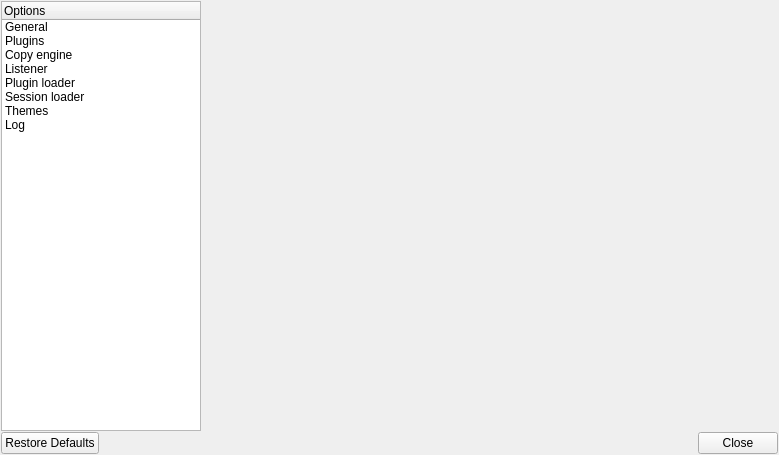
The window that OptionDialog.ui (alphaonex86/Ultracopier) describes before a commit, drawn with Qt 5.
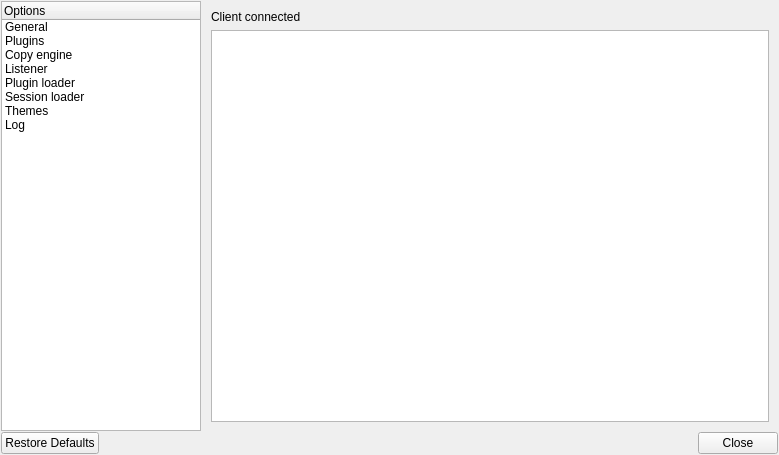
The same window after the commit. The open tabs and pages were chosen to show the change. Icons and pictures are not drawn.

Commit message: Add display to who is connected to the listener (the client)

Diff of the .ui file:
```diff
--- a/OptionDialog.ui
+++ b/OptionDialog.ui
@@ -440,6 +440,20 @@
         </layout>
        </widget>
        <widget class="QWidget" name="stackedWidgetListener">
+        <layout class="QVBoxLayout" name="verticalLayout_10">
+         <item>
+          <widget class="QLabel" name="label_6">
+           <property name="text">
+            <string>Client connected</string>
+           </property>
+          </widget>
+         </item>
+         <item>
+          <widget class="QListWidget" name="clientConnected"/>
+         </item>
+        </layout>
+       </widget>
+       <widget class="QWidget" name="stackedWidgetListenerOptions">
         <layout class="QVBoxLayout" name="verticalLayout_11">
          <item>
           <widget class="QStackedWidget" name="stackedOptionsListener"/>
```
Left out of the diff: 17 changed lines with no effect on the pictures. The commit also changes 9 other files.
